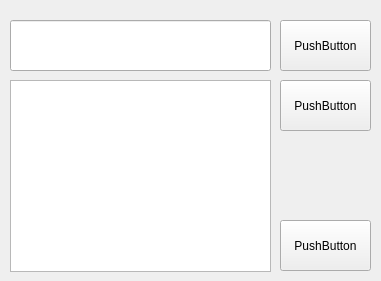
Old version of the form category_add.ui in the repository yeongwonn01/household-ledger.
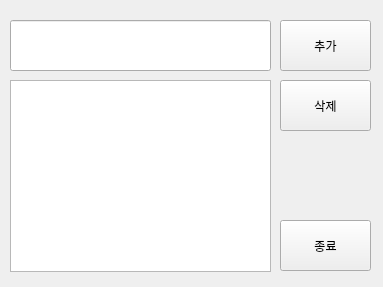
New version of the form.

Commit message: feat : 카테고리 추가 및 삭제까지 구현

What changed in the file:
```diff
--- a/category_add.ui
+++ b/category_add.ui
@@ -6,8 +6,8 @@
    <rect>
     <x>0</x>
     <y>0</y>
-    <width>381</width>
-    <height>281</height>
+    <width>383</width>
+    <height>287</height>
    </rect>
   </property>
   <property name="windowTitle">
@@ -23,7 +23,7 @@
     </rect>
    </property>
    <property name="text">
-    <string>PushButton</string>
+    <string>추가</string>
    </property>
   </widget>
   <widget class="QListView" name="listView">
@@ -46,7 +46,7 @@
     </rect>
    </property>
    <property name="text">
-    <string>PushButton</string>
+    <string>삭제</string>
    </property>
   </widget>
   <widget class="QLineEdit" name="lineEdit">
@@ -69,7 +69,7 @@
     </rect>
    </property>
    <property name="text">
-    <string>PushButton</string>
+    <string>종료</string>
    </property>
   </widget>
  </widget>
```
Left out of the diff: 83 changed lines with no effect on the pictures. The commit also changes 8 other files.
